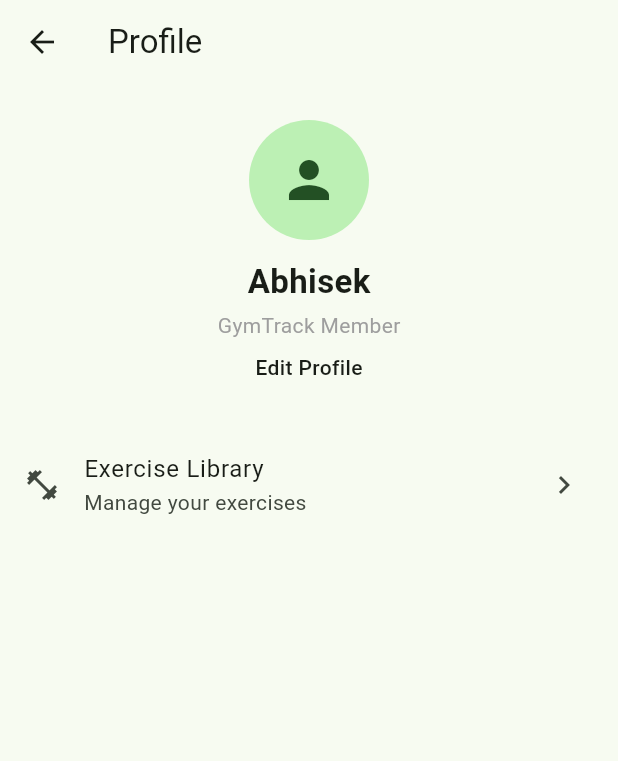
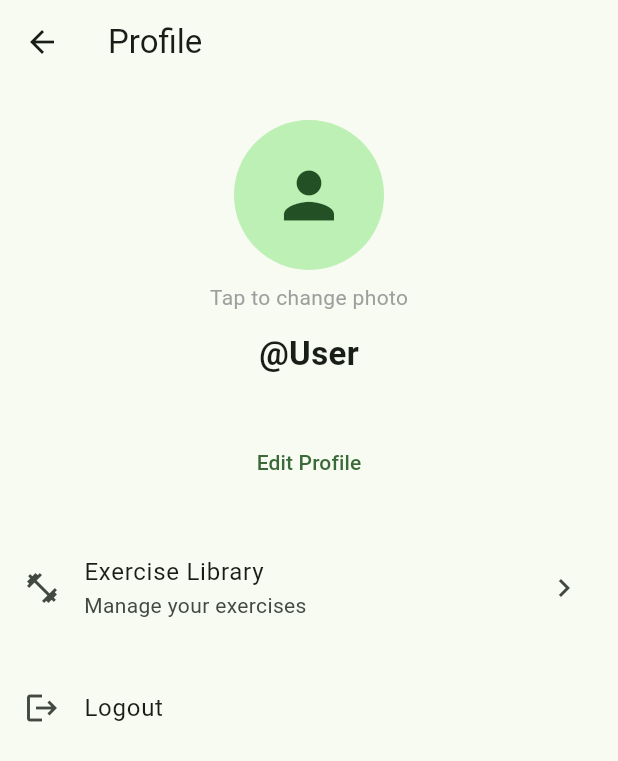
Before and after one commit to AbhisekRai24/gym_tracker, a Flutter app: the ProfileScreen screen opened directly, on a phone screen of 412 x 824 dp. Shown: the top 761 px of the screen. Run offline on Flutter 3.47's test engine with Material 3 defaults, Android fonts, the phone set to English and light mode, and no system bars; our stand-ins replace flutter_riverpod, hive_flutter, image_picker; accounts and stored records are empty.

Commit message:
Avatar implementation

```diff
--- a/lib/features/auth/model/user.dart
+++ b/lib/features/auth/model/user.dart
@@ -2,10 +2,13 @@ class User {
   final String username;
   final String email;
   final String passwordHash;
+  final String? avatarPath;
+
 
   const User({
     required this.username,
     required this.email,
     required this.passwordHash,
+    this.avatarPath,
   });
 }
--- a/lib/features/profile/views/profile_screen.dart
+++ b/lib/features/profile/views/profile_screen.dart
@@ -1,99 +1,109 @@
+import 'dart:io';
+
 import 'package:flutter/material.dart';
+import 'package:flutter_riverpod/flutter_riverpod.dart';
+import 'package:gym_track/features/auth/viewmodel/auth_viewmodel.dart';
+
+import 'package:image_picker/image_picker.dart';
 
 import '../../workouts/views/exercise_library_screen.dart';
 import 'edit_profile_screen.dart';
-import 'package:hive_flutter/hive_flutter.dart';
 
-import '../../../core/storage/hive_boxes.dart';
-
-class ProfileScreen extends StatefulWidget {
+class ProfileScreen extends ConsumerStatefulWidget {
   const ProfileScreen({super.key});
 
   @override
-  State<ProfileScreen> createState() => _ProfileScreenState();
+  ConsumerState<ProfileScreen> createState() => _ProfileScreenState();
 }
 
-class _ProfileScreenState extends State<ProfileScreen> {
-  String _name = 'Abhisek';
+class _ProfileScreenState extends ConsumerState<ProfileScreen> {
+  Future<void> _pickAvatar() async {
+    final picker = ImagePicker();
 
-  @override
-  void initState() {
-    super.initState();
+    final image = await picker.pickImage(source: ImageSource.gallery);
 
-    _loadProfile();
+    if (image == null) {
+      return;
     }
 
-  void _loadProfile() {
-    final box = Hive.box(HiveBoxes.profile);
-
-    final savedName = box.get('name');
-
-    if (savedName != null) {
-      setState(() {
-        _name = savedName as String;
-      });
-    }
+    ref.read(authViewModelProvider.notifier).updateAvatar(image.path);
   }
 
   @override
   Widget build(BuildContext context) {
+    final user = ref.watch(authRepositoryProvider).getUser();
+
     return Scaffold(
       appBar: AppBar(title: const Text('Profile')),
       body: ListView(
         children: [
           const SizedBox(height: 24),
 
-          InkWell(
-            onTap: () async {
-              final name = await Navigator.push<String>(
-                context,
-                MaterialPageRoute(
-                  builder: (context) => EditProfileScreen(currentName: _name),
+          Column(
+            children: [
+              GestureDetector(
+                onTap: _pickAvatar,
+                child: CircleAvatar(
+                  radius: 50,
+                  backgroundImage: user?.avatarPath != null
+                      ? FileImage(File(user!.avatarPath!))
+                      : null,
+                  child: user?.avatarPath == null
+                      ? const Icon(Icons.person, size: 50)
+                      : null,
                 ),
-              );
+              ),
 
-              if (name != null) {
-                final box = Hive.box(HiveBoxes.profile);
+              const SizedBox(height: 8),
 
-                await box.put('name', name);
-
-                setState(() {
-                  _name = name;
-                });
-              }
-            },
-            child: Column(
-              children: [
-                const CircleAvatar(
-                  radius: 40,
-                  child: Icon(Icons.person, size: 40),
+              const Text(
+                'Tap to change photo',
+                style: TextStyle(color: Colors.grey),
               ),
 
               const SizedBox(height: 12),
 
               Text(
-                  _name,
-                  style: TextStyle(fontSize: 22, fontWeight: FontWeight.bold),
+                '@${user?.username ?? 'User'}',
+                style: const TextStyle(
+                  fontSize: 22,
+                  fontWeight: FontWeight.bold,
+                ),
               ),
 
               const SizedBox(height: 4),
 
-                const Text(
-                  'GymTrack Member',
-                  style: TextStyle(color: Colors.grey),
+              Text(
+                user?.email ?? '',
+                style: const TextStyle(color: Colors.grey),
               ),
 
               const SizedBox(height: 8),
 
-                const Text(
-                  'Edit Profile',
-                  style: TextStyle(fontWeight: FontWeight.w500),
+              TextButton(
+                onPressed: () async {
+                  final username = user?.username;
+
+                  if (username == null) {
+                    return;
+                  }
+
+                  await Navigator.push(
+                    context,
+                    MaterialPageRoute(
+                      builder: (context) =>
+                          EditProfileScreen(currentUsername: username),
+                    ),
+                  );
+
+                  ref.invalidate(authRepositoryProvider);
+                },
+                child: const Text('Edit Profile'),
               ),
             ],
           ),
-          ),
 
-          const SizedBox(height: 32),
+          const SizedBox(height: 24),
 
           ListTile(
             leading: const Icon(Icons.fitness_center),
@@ -109,6 +119,16 @@ class _ProfileScreenState extends State<ProfileScreen> {
               );
             },
           ),
+
+          const SizedBox(height: 16),
+
+          ListTile(
+            leading: const Icon(Icons.logout),
+            title: const Text('Logout'),
+            onTap: () {
+              ref.read(authViewModelProvider.notifier).logout();
+            },
+          ),
         ],
       ),
     );
--- a/pubspec.yaml
+++ b/pubspec.yaml
@@ -39,6 +39,7 @@ dependencies:
   hive_flutter: ^1.1.0
   http: ^1.6.0
   crypto: ^3.0.7
+  image_picker: ^1.2.1
 
 dev_dependencies:
   flutter_test:
```
Also changed, not shown: lib/features/auth/repositories/auth_repository.dart (+25 -0 lines), lib/features/auth/view/login_screen.dart (+7 -25 lines), lib/features/auth/viewmodel/auth_viewmodel.dart (+10 -0 lines), lib/features/profile/views/edit_profile_screen.dart (+33 -20 lines), pubspec.lock. Lines whose indentation alone changed are shown as unchanged.
